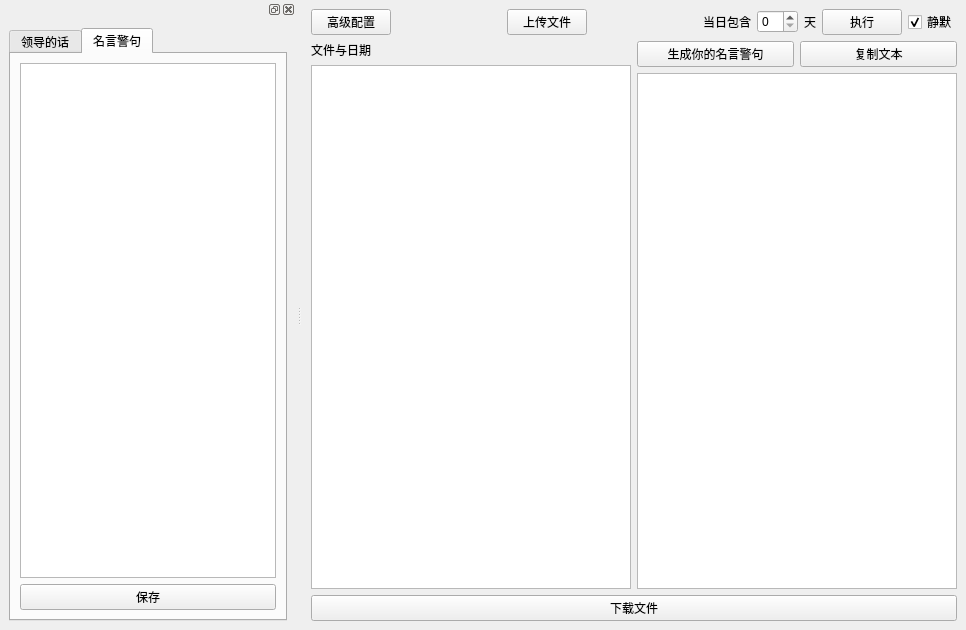
The window that lwx_project/client/ui/daily_report.ui (Cookie-HOO/lwx_project) describes before a commit, drawn with Qt 5.
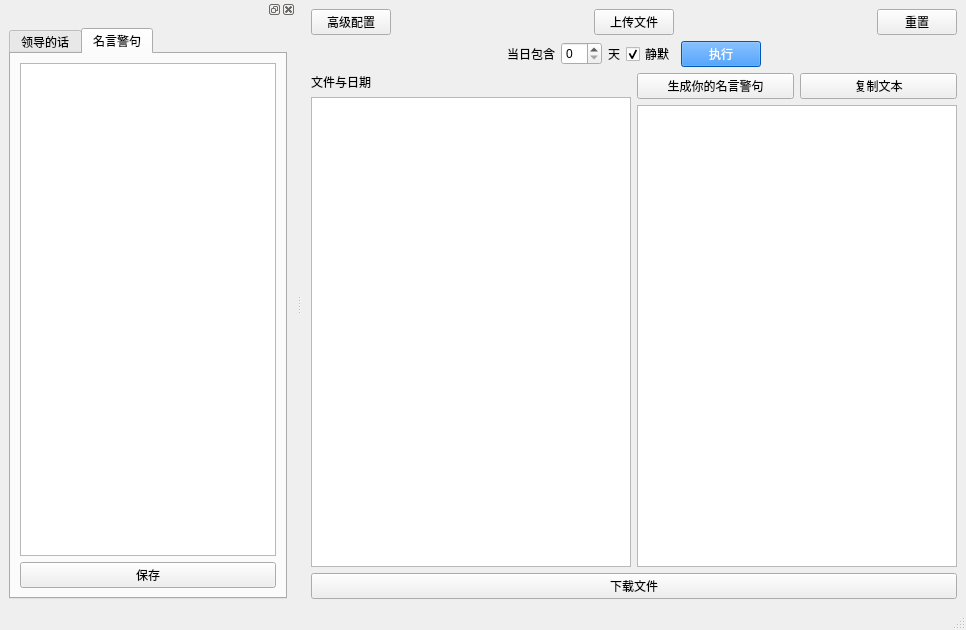
The same window after the commit.

Commit message: refactor: 重构client端代码, 迁移日报场景, 支持异步执行任务渲染GUI

```diff
--- a/lwx_project/client/ui/daily_report.ui
+++ b/lwx_project/client/ui/daily_report.ui
@@ -22,7 +22,7 @@
   <widget class="QWidget" name="centralwidget">
    <layout class="QVBoxLayout" name="verticalLayout_6">
     <item>
-     <layout class="QHBoxLayout" name="horizontalLayout">
+     <layout class="QHBoxLayout" name="horizontalLayout_4">
       <item>
        <widget class="QPushButton" name="config_button">
         <property name="enabled">
@@ -67,6 +67,30 @@
        </spacer>
       </item>
       <item>
+       <widget class="QPushButton" name="reset_button">
+        <property name="text">
+         <string>重置</string>
+        </property>
+       </widget>
+      </item>
+     </layout>
+    </item>
+    <item>
+     <layout class="QHBoxLayout" name="horizontalLayout">
+      <item>
+       <spacer name="horizontalSpacer_3">
+        <property name="orientation">
+         <enum>Qt::Horizontal</enum>
+        </property>
+        <property name="sizeHint" stdset="0">
+         <size>
+          <width>40</width>
+          <height>20</height>
+         </size>
+        </property>
+       </spacer>
+      </item>
+      <item>
        <widget class="QLabel" name="label">
         <property name="text">
          <string>当日包含</string>
@@ -83,13 +107,6 @@
         </property>
        </widget>
       </item>
-      <item>
-       <widget class="QPushButton" name="do_button">
-        <property name="text">
-         <string>执行</string>
-        </property>
-       </widget>
-      </item>
       <item>
        <widget class="QCheckBox" name="run_mute_checkbox">
         <property name="text">
@@ -100,6 +117,38 @@
         </property>
        </widget>
       </item>
+      <item>
+       <widget class="QPushButton" name="do_button">
+        <property name="styleSheet">
+         <string notr="true">QPushButton {
+    background-color: #007bff;
+    color: white;
+}
+QPushButton:hover {
+    background-color: #0069d9;
+}
+QPushButton:pressed {
+    background-color: #0062cc;
+}</string>
+        </property>
+        <property name="text">
+         <string>执行</string>
+        </property>
+       </widget>
+      </item>
+      <item>
+       <spacer name="horizontalSpacer_4">
+        <property name="orientation">
+         <enum>Qt::Horizontal</enum>
+        </property>
+        <property name="sizeHint" stdset="0">
+         <size>
+          <width>40</width>
+          <height>20</height>
+         </size>
+        </property>
+       </spacer>
+      </item>
      </layout>
     </item>
     <item>
@@ -210,6 +259,7 @@
     </layout>
    </widget>
   </widget>
+  <widget class="QStatusBar" name="statusBar"/>
  </widget>
  <resources/>
  <connections/>
```
The commit also changes 12 other files.
